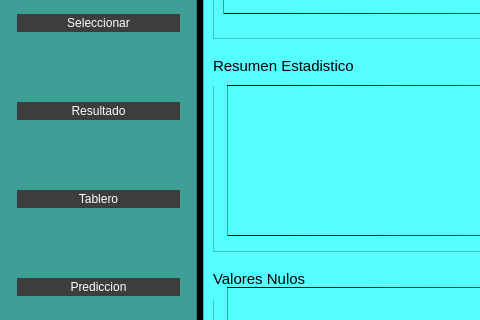
stimomez/prediccion_pqt5, file vistas/index.ui: the form before one commit; both pictures show x 0 to 480 and y 226 to 546 of the 1187 by 696 pixel window.
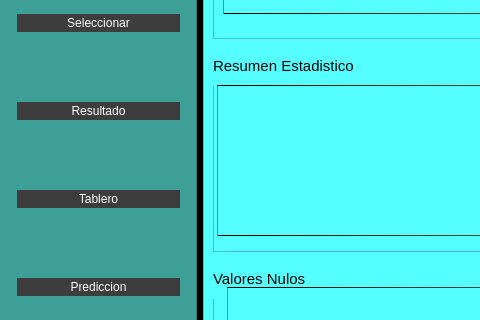
The form after the commit. The open tabs and pages were chosen to show the change.

```diff
--- a/vistas/index.ui
+++ b/vistas/index.ui
@@ -740,9 +740,9 @@
                 <widget class="QLabel" name="lblResumenEstadistico">
                  <property name="geometry">
                   <rect>
-                   <x>14</x>
+                   <x>4</x>
                    <y>40</y>
-                   <width>951</width>
+                   <width>961</width>
                    <height>151</height>
                   </rect>
                  </property>
```
